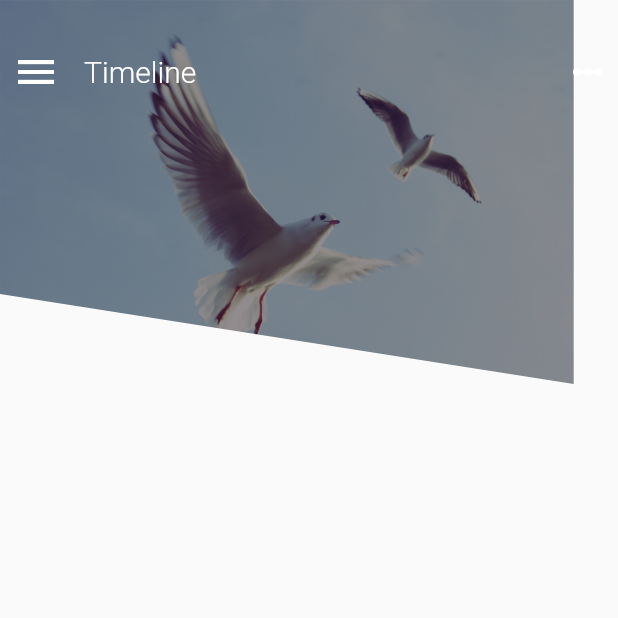
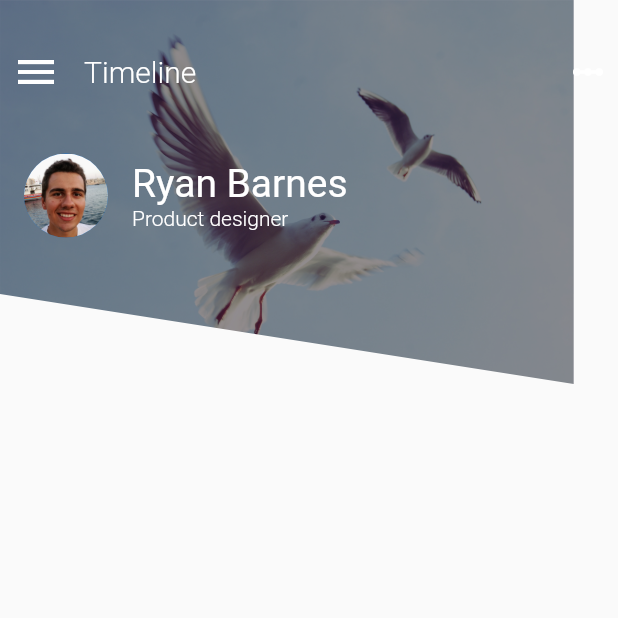
Before and after one commit to MarcinusX/flutter_ui_challenge_filter_menu, a Flutter app: the screen it shows after launch, on a phone screen of 412 x 824 dp, the top half of it. Run offline on Flutter 3.47's test engine with Material 2 defaults, Android fonts, the phone set to English and light mode, and no system bars.

```diff
--- a/lib/main.dart
+++ b/lib/main.dart
@@ -33,6 +33,7 @@ class _MainPageState extends State<MainPage> {
         children: <Widget>[
           _buildIamge(),
           _buildTopHeader(),
+          _buildProfileRow(),
         ],
       ),
     );
@@ -74,4 +75,42 @@ class _MainPageState extends State<MainPage> {
       ),
     );
   }
+
+  Widget _buildProfileRow() {
+    return new Padding(
+      padding: new EdgeInsets.only(left: 16.0, top: _imageHeight / 2.5),
+      child: new Row(
+        children: <Widget>[
+          new CircleAvatar(
+            minRadius: 28.0,
+            maxRadius: 28.0,
+            backgroundImage: new AssetImage('images/avatar.jpg'),
+          ),
+          new Padding(
+            padding: const EdgeInsets.only(left: 16.0),
+            child: new Column(
+              crossAxisAlignment: CrossAxisAlignment.start,
+              mainAxisSize: MainAxisSize.min,
+              children: <Widget>[
+                new Text(
+                  'Ryan Barnes',
+                  style: new TextStyle(
+                      fontSize: 26.0,
+                      color: Colors.white,
+                      fontWeight: FontWeight.w400),
+                ),
+                new Text(
+                  'Product designer',
+                  style: new TextStyle(
+                      fontSize: 14.0,
+                      color: Colors.white,
+                      fontWeight: FontWeight.w300),
+                ),
+              ],
+            ),
+          ),
+        ],
+      ),
+    );
+  }
 }
```
